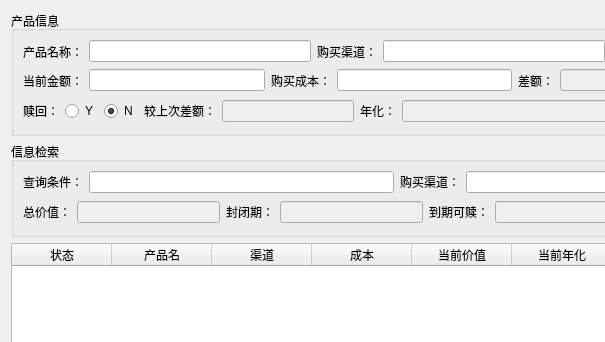
godspeed-w/pyqt_try, file widgets/calcReturn/calcReturn.ui: the form before one commit; both pictures show x 0 to 605 and y 0 to 342 of the 938 by 841 pixel window.
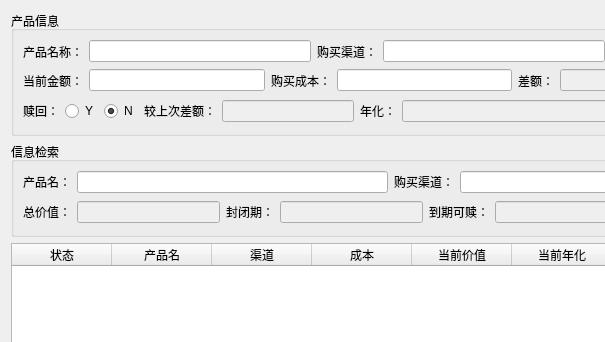
The form after the commit.

Commit message: 完成建表，查询功能编写

The edit to the form file:
```diff
--- a/widgets/calcReturn/calcReturn.ui
+++ b/widgets/calcReturn/calcReturn.ui
@@ -269,7 +269,7 @@
         <item>
          <widget class="QLabel" name="label_13">
           <property name="text">
-           <string>查询条件：</string>
+           <string>产品名：</string>
           </property>
          </widget>
         </item>
```
Left out of the diff: 8 changed lines with no effect on the pictures. The commit also changes 7 other files.
